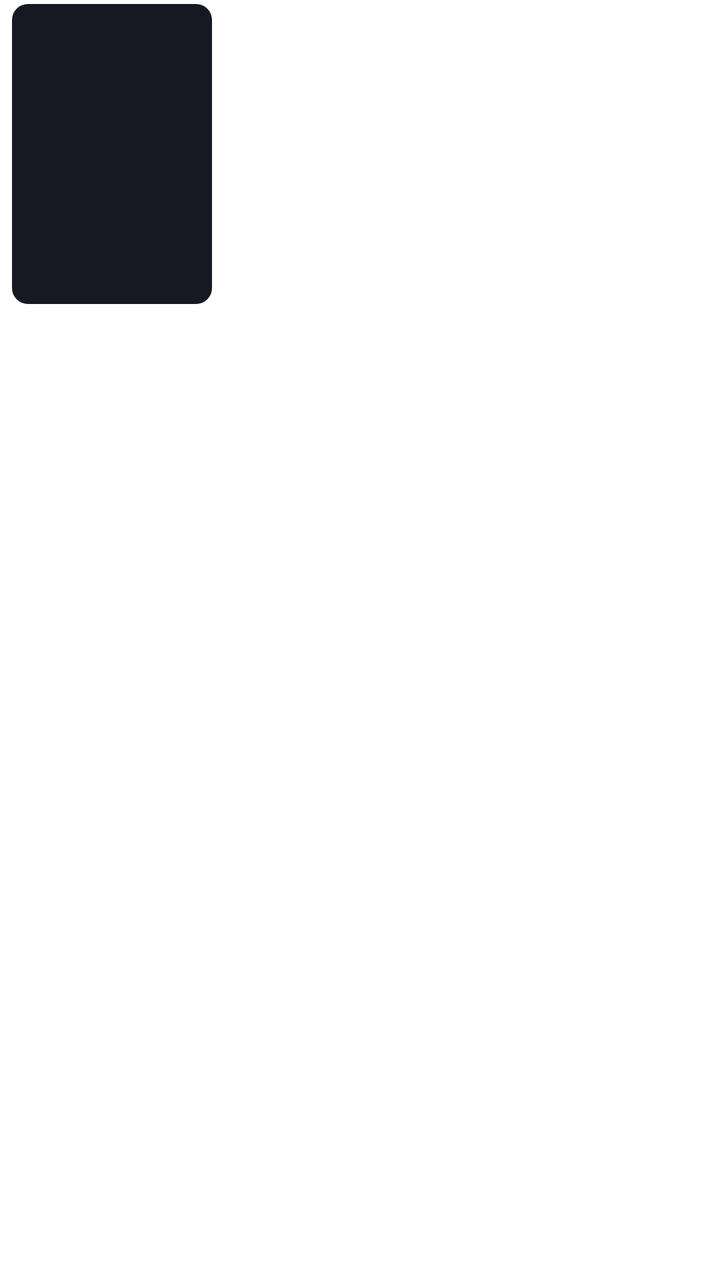
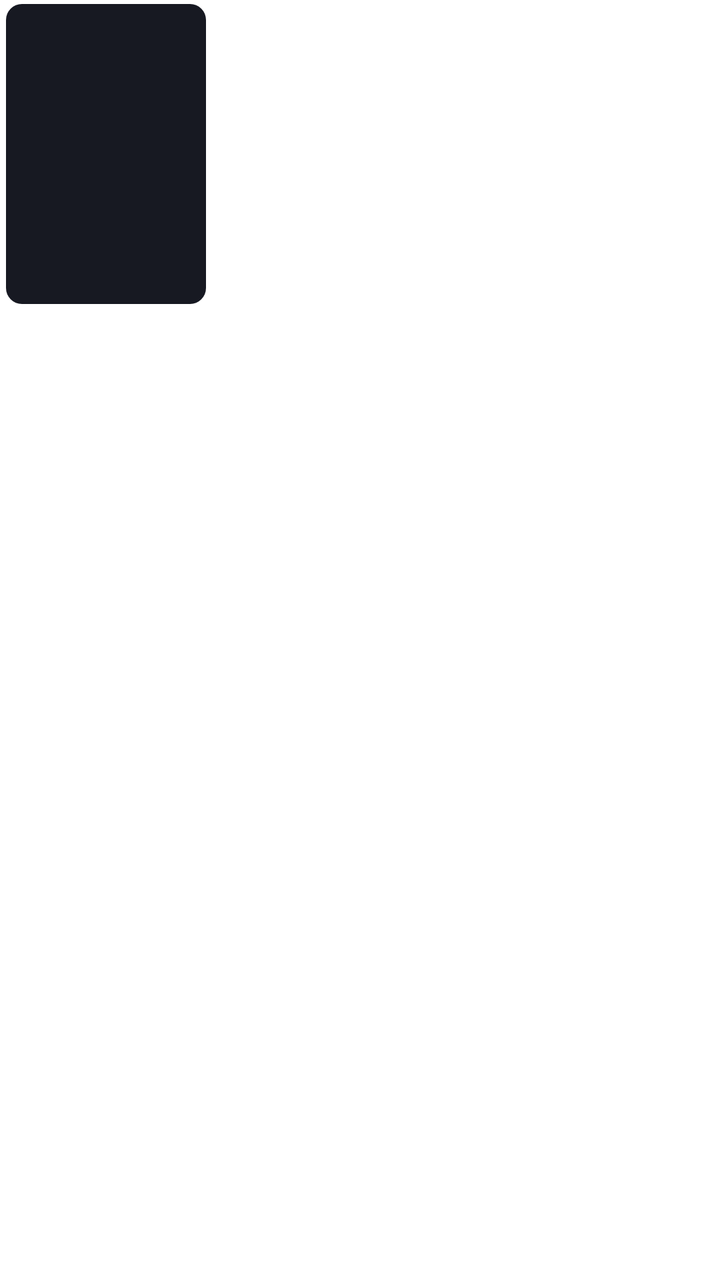

Two renders of the same Android screen: before a commit and after it. Below are the layout's source before the change and the commit's diff.
<!-- AndroidManifest.xml: application theme Theme.Leanback -->
<!-- res/layout/similar_card.xml -->
<?xml version="1.0" encoding="utf-8"?>
<LinearLayout xmlns:android="http://schemas.android.com/apk/res/android"
    android:layout_width="113dp"
    android:layout_height="180dp"
    android:clipChildren="false"
    android:orientation="vertical">

    <FrameLayout
        android:id="@+id/card"
        android:layout_width="100dp"
        android:layout_height="150dp"
        android:layout_marginStart="6dp"
        android:layout_marginTop="2dp"
        android:background="@drawable/card_placeholder"
        android:clickable="true"
        android:focusable="true"
        android:foreground="@drawable/card_frame">

        <TextView
            android:id="@+id/card_name"
            android:layout_width="match_parent"
            android:layout_height="match_parent"
            android:gravity="center"
            android:padding="6dp"
            android:textColor="@color/guide_text"
            android:textSize="12sp" />

        <ImageView
            android:id="@+id/card_image"
            android:layout_width="match_parent"
            android:layout_height="match_parent"
            android:scaleType="centerCrop"
            android:importantForAccessibility="no" />

        <ImageView
            android:id="@+id/card_ribbon"
            android:layout_width="70dp"
            android:layout_height="70dp"
            android:layout_gravity="top|end"
            android:importantForAccessibility="no"
            android:visibility="gone" />
    </FrameLayout>

    <TextView
        android:id="@+id/card_title"
        android:layout_width="100dp"
        android:layout_height="wrap_content"
        android:layout_marginStart="6dp"
        android:layout_marginTop="6dp"
        android:ellipsize="end"
        android:singleLine="true"
        android:textColor="#FFD0D0D0"
        android:textSize="11sp" />
</LinearLayout>
<!-- resources referenced by this layout -->
<resources>
  <color name="guide_text">#FFECEDF3</color>
  <!-- drawable card_frame (drawable) -->
  <?xml version="1.0" encoding="utf-8"?>
  <selector xmlns:android="http://schemas.android.com/apk/res/android">
      <item android:state_focused="true">
          <shape android:shape="rectangle">
              <corners android:radius="8dp" />
              <stroke android:width="3dp" android:color="@color/guide_focus" />
          </shape>
      </item>
      <item android:drawable="@android:color/transparent" />
  </selector>
  <!-- drawable card_placeholder (drawable) -->
  <?xml version="1.0" encoding="utf-8"?>
  <shape xmlns:android="http://schemas.android.com/apk/res/android" android:shape="rectangle">
      <corners android:radius="8dp" />
      <solid android:color="@color/guide_panel" />
  </shape>
  <color name="guide_focus">#FFE31E2D</color>
  <color name="guide_panel">#FF171922</color>
</resources>

<!-- the commit's change to res/layout/similar_card.xml (unified diff, before → after) -->
@@ -1,6 +1,6 @@
 <?xml version="1.0" encoding="utf-8"?>
 <LinearLayout xmlns:android="http://schemas.android.com/apk/res/android"
-    android:layout_width="113dp"
+    android:layout_width="107dp"
     android:layout_height="180dp"
     android:clipChildren="false"
     android:orientation="vertical">
@@ -9,7 +9,7 @@
         android:id="@+id/card"
         android:layout_width="100dp"
         android:layout_height="150dp"
-        android:layout_marginStart="6dp"
+        android:layout_marginStart="3dp"
         android:layout_marginTop="2dp"
         android:background="@drawable/card_placeholder"
         android:clickable="true"
@@ -45,7 +45,7 @@
         android:id="@+id/card_title"
         android:layout_width="100dp"
         android:layout_height="wrap_content"
-        android:layout_marginStart="6dp"
+        android:layout_marginStart="3dp"
         android:layout_marginTop="6dp"
         android:ellipsize="end"
         android:singleLine="true"
